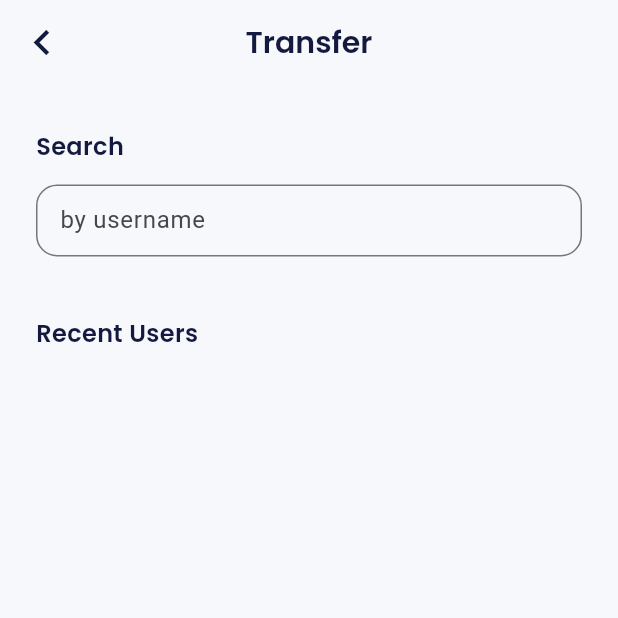
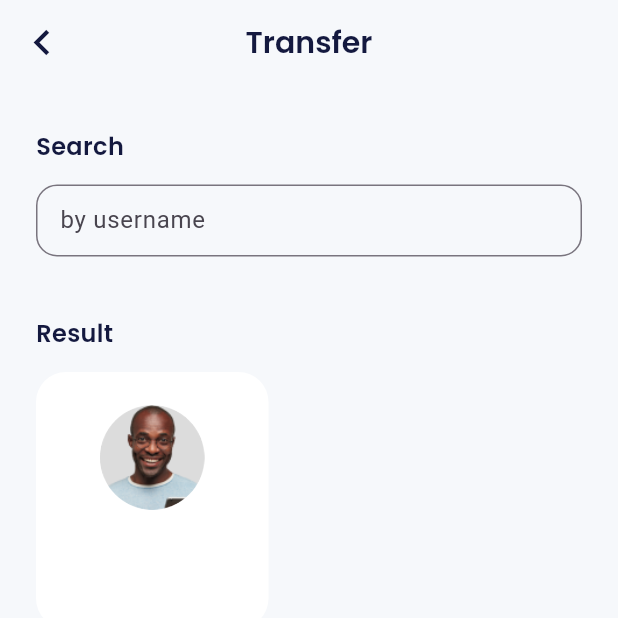
Before and after one commit to suhe/Kelas-Full-Stack-Laravel-Flutter-E-Wallet-Mobile-App-Buildwith-Angga-2022, a Flutter app: the TransferPage screen opened by its route, on a phone screen of 412 x 824 dp, the top half of it. Run offline on Flutter 3.47's test engine with Material 3 defaults, Android fonts, the phone set to English and light mode, and no system bars; our stand-ins replace carousel_slider, google_fonts.

Commit message:
update 56 , menit 7:34

```diff
--- a/lib/ui/pages/transfer_page.dart
+++ b/lib/ui/pages/transfer_page.dart
@@ -1,6 +1,8 @@
 import 'package:bank_sha/shared/theme.dart';
 import 'package:bank_sha/ui/widgets/buttons.dart';
 import 'package:bank_sha/ui/widgets/forms.dart';
+import 'package:bank_sha/ui/widgets/transfer_recent_user_item.dart';
+import 'package:bank_sha/ui/widgets/transfer_result_user_item.dart';
 import 'package:flutter/material.dart';
 
 class TransferPage extends StatelessWidget {
@@ -24,7 +26,8 @@ class TransferPage extends StatelessWidget {
           SizedBox(height: 14),
           CustomFormField(title: "by username", isShowTitle: false),
           //if(textController.text = "")
-          buildRecentUsers(),
+          //buildRecentUsers(),
+          buildResults(),
         ],
       ),
     );
@@ -41,12 +44,53 @@ class TransferPage extends StatelessWidget {
             style: blackTextStyle.copyWith(fontSize: 16, fontWeight: semiBold),
           ),
           SizedBox(height: 14),
+          TransferRecentUserItem(
+            imageUrl: "assets/img_friend1.png",
+            name: "Yonna Jie",
+            username: "yoenna",
+            isVerified: true,
+          ),
+          TransferRecentUserItem(
+            imageUrl: "assets/img_friend2.png",
+            name: "John Hi",
+            username: "jhi",
+            isVerified: false,
+          ),
+          TransferRecentUserItem(
+            imageUrl: "assets/img_friend3.png",
+            name: "Masayoshi",
+            username: "form",
+            isVerified: false,
+          ),
         ],
       ),
     );
   }
 
   Widget buildResults() {
-    return Container(margin: EdgeInsets.only(top: 40));
+    return Container(
+      margin: EdgeInsets.only(top: 40),
+      child: Column(
+        crossAxisAlignment: CrossAxisAlignment.start,
+        children: [
+          Text(
+            "Result",
+            style: blackTextStyle.copyWith(fontSize: 16, fontWeight: semiBold),
+          ),
+          SizedBox(height: 14),
+
+          Wrap(
+            children: [
+              TransferResultUserItem(
+                imageUrl: "assets/img_friend3.png",
+                name: "Masayoshi",
+                username: "form",
+                isVerified: false,
+              ),
+            ],
+          ),
+        ],
+      ),
+    );
   }
 }
--- /dev/null
+++ b/lib/ui/widgets/transfer_result_user_item.dart
@@ -0,0 +1,63 @@
+import 'package:bank_sha/shared/theme.dart';
+import 'package:flutter/material.dart';
+
+class TransferResultUserItem extends StatelessWidget {
+  final String imageUrl;
+  final String name;
+  final String username;
+  final bool isVerified;
+
+  const TransferResultUserItem({
+    super.key,
+    required this.imageUrl,
+    required this.name,
+    required this.username,
+    required this.isVerified,
+  });
+
+  @override
+  Widget build(BuildContext context) {
+    return Container(
+      width: 155,
+      height: 171,
+      padding: EdgeInsets.symmetric(horizontal: 14, vertical: 22),
+      decoration: BoxDecoration(
+        color: whiteColor,
+        borderRadius: BorderRadius.circular(20),
+      ),
+      child: Column(
+        children: [
+          Container(
+            width: 70,
+            height: 70,
+            decoration: BoxDecoration(
+              shape: BoxShape.circle,
+              image: DecorationImage(image: AssetImage(imageUrl)),
+            ),
+            child:
+                isVerified
+                    ? Align(
+                      alignment: Alignment.topRight,
+                      child: Container(
+                        width: 16,
+                        height: 16,
+                        decoration: BoxDecoration(
+                          shape: BoxShape.circle,
+                          color: whiteColor,
+                        ),
+                        child: Center(
+                          child: Icon(
+                            Icons.check_circle,
+                            color: greenColor,
+                            size: 14,
+                          ),
+                        ),
+                      ),
+                    )
+                    : null,
+          ),
+        ],
+      ),
+    );
+  }
+}
```
Also changed, not shown: lib/ui/widgets/transfer_recent_user_item.dart (+32 -1 lines).
